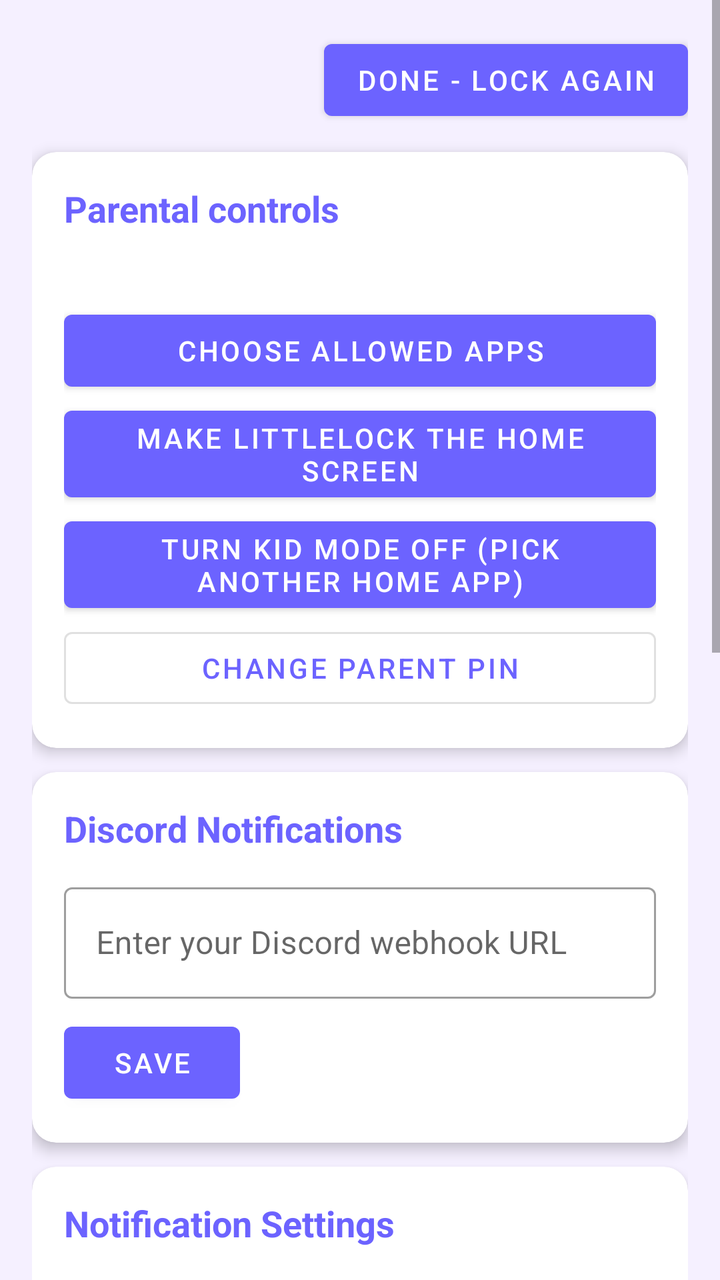
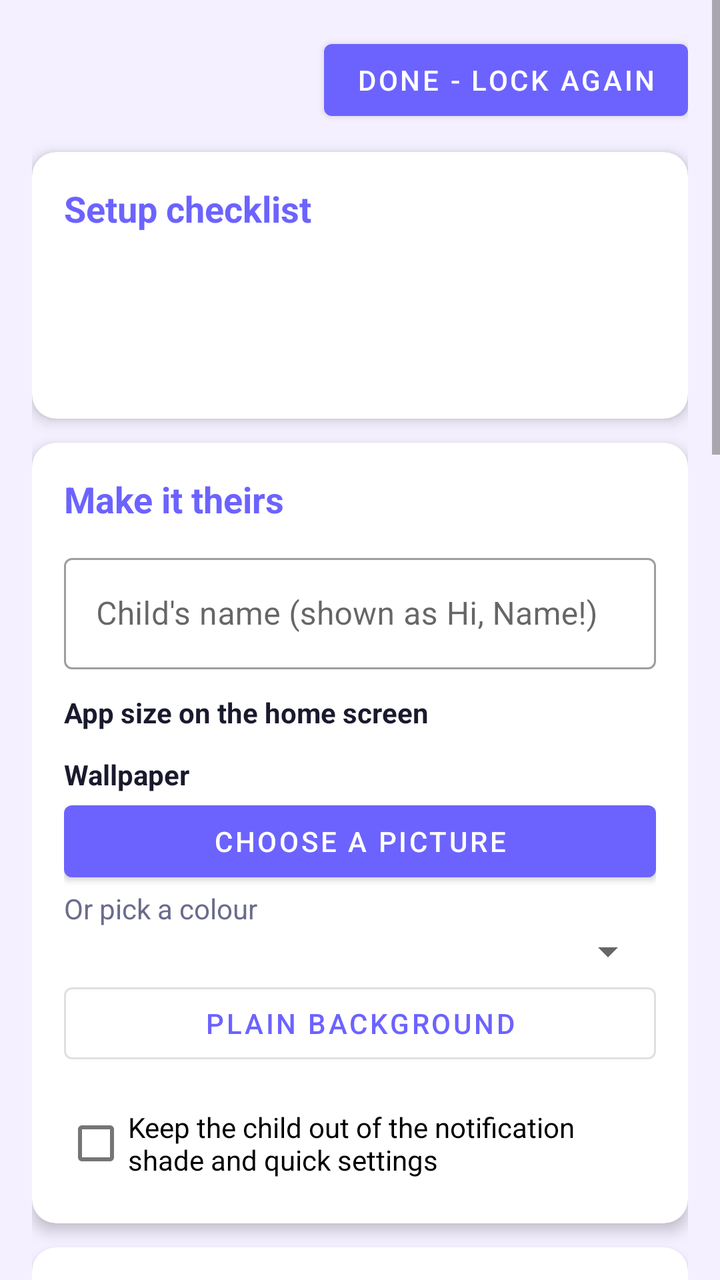

Screens rendered from an Android XML layout before and after an edit, with the pre-edit source and the edit as a unified diff.
<!-- AndroidManifest.xml: activity theme Theme.LittleLock.Settings -->
<!-- res/layout/activity_settings.xml -->
<?xml version="1.0" encoding="utf-8"?>
<ScrollView xmlns:android="http://schemas.android.com/apk/res/android"
    xmlns:app="http://schemas.android.com/apk/res-auto"
    android:layout_width="match_parent"
    android:layout_height="match_parent"
    android:background="@color/littlelock_background">

      <LinearLayout
          android:layout_width="match_parent"
          android:layout_height="wrap_content"
          android:orientation="vertical"
          android:padding="16dp">

          
          <Button
              android:id="@+id/btnBack"
              android:layout_width="wrap_content"
              android:layout_height="wrap_content"
              android:layout_gravity="end"
              android:layout_marginBottom="12dp"
              android:text="@string/settings_done" />

          
        <com.google.android.material.card.MaterialCardView
            android:layout_width="match_parent"
            android:layout_height="wrap_content"
            android:layout_marginBottom="12dp"
            app:cardCornerRadius="12dp"
            app:cardElevation="4dp">

            <LinearLayout
                android:layout_width="match_parent"
                android:layout_height="wrap_content"
                android:orientation="vertical"
                android:padding="16dp">

                <TextView
                    android:layout_width="wrap_content"
                    android:layout_height="wrap_content"
                    android:text="@string/settings_parental"
                    android:textColor="@color/littlelock_primary"
                    android:textSize="18sp"
                    android:textStyle="bold" />

                <TextView
                    android:id="@+id/tvKidModeStatus"
                    android:layout_width="wrap_content"
                    android:layout_height="wrap_content"
                    android:layout_marginTop="8dp"
                    android:textColor="@color/littlelock_text_secondary" />

                <Button
                    android:id="@+id/btnAllowedApps"
                    android:layout_width="match_parent"
                    android:layout_height="wrap_content"
                    android:layout_marginTop="8dp"
                    android:text="@string/settings_allowed_apps" />

                <Button
                    android:id="@+id/btnSetHome"
                    android:layout_width="match_parent"
                    android:layout_height="wrap_content"
                    android:text="@string/settings_set_home" />

                <Button
                    android:id="@+id/btnKidMode"
                    android:layout_width="match_parent"
                    android:layout_height="wrap_content"
                    android:text="@string/settings_kid_mode_off" />

                <Button
                    android:id="@+id/btnChangePin"
                    android:layout_width="match_parent"
                    android:layout_height="wrap_content"
                    style="@style/Widget.MaterialComponents.Button.OutlinedButton"
                    android:text="@string/settings_change_pin" />

            </LinearLayout>
        </com.google.android.material.card.MaterialCardView>

        
        <com.google.android.material.card.MaterialCardView
            android:layout_width="match_parent"
            android:layout_height="wrap_content"
            android:layout_marginBottom="12dp"
            app:cardCornerRadius="12dp"
            app:cardElevation="4dp">

            <LinearLayout
                android:layout_width="match_parent"
                android:layout_height="wrap_content"
                android:orientation="vertical"
                android:padding="16dp">

                <TextView
                    android:layout_width="wrap_content"
                    android:layout_height="wrap_content"
                    android:text="@string/settings_discord"
                    android:textColor="@color/littlelock_primary"
                    android:textSize="18sp"
                    android:textStyle="bold" />

                <com.google.android.material.textfield.TextInputLayout
                    android:layout_width="match_parent"
                    android:layout_height="wrap_content"
                    android:layout_marginTop="12dp"
                    style="@style/Widget.MaterialComponents.TextInputLayout.OutlinedBox">

                    <com.google.android.material.textfield.TextInputEditText
                        android:id="@+id/etWebhookUrl"
                        android:layout_width="match_parent"
                        android:layout_height="wrap_content"
                        android:hint="@string/settings_discord_webhook_hint"
                        android:inputType="textUri" />
                </com.google.android.material.textfield.TextInputLayout>

                <Button
                    android:id="@+id/btnSaveWebhook"
                    android:layout_width="wrap_content"
                    android:layout_height="wrap_content"
                    android:layout_marginTop="8dp"
                    android:text="@string/settings_discord_save" />

            </LinearLayout>
        </com.google.android.material.card.MaterialCardView>

        
        <com.google.android.material.card.MaterialCardView
            android:layout_width="match_parent"
            android:layout_height="wrap_content"
            android:layout_marginBottom="12dp"
            app:cardCornerRadius="12dp"
            app:cardElevation="4dp">

            <LinearLayout
                android:layout_width="match_parent"
                android:layout_height="wrap_content"
                android:orientation="vertical"
                android:padding="16dp">

                <TextView
                    android:layout_width="wrap_content"
                    android:layout_height="wrap_content"
                    android:text="@string/settings_notifications"
                    android:textColor="@color/littlelock_primary"
                    android:textSize="18sp"
                    android:textStyle="bold" />

                <com.google.android.material.checkbox.MaterialCheckBox
                    android:id="@+id/cbNotifAppLaunch"
                    android:layout_width="wrap_content"
                    android:layout_height="wrap_content"
                    android:layout_marginTop="12dp"
                    android:text="@string/settings_notif_app_launch" />

                <com.google.android.material.checkbox.MaterialCheckBox
                    android:id="@+id/cbNotifDailySummary"
                    android:layout_width="wrap_content"
                    android:layout_height="wrap_content"
                    android:text="@string/settings_notif_daily_summary" />

                <com.google.android.material.checkbox.MaterialCheckBox
                    android:id="@+id/cbNotifBlockedApps"
                    android:layout_width="wrap_content"
                    android:layout_height="wrap_content"
                    android:text="@string/settings_notif_blocked_apps" />

            </LinearLayout>
        </com.google.android.material.card.MaterialCardView>

        
        <com.google.android.material.card.MaterialCardView
            android:layout_width="match_parent"
            android:layout_height="wrap_content"
            android:layout_marginBottom="12dp"
            app:cardCornerRadius="12dp"
            app:cardElevation="4dp">

            <LinearLayout
                android:layout_width="match_parent"
                android:layout_height="wrap_content"
                android:orientation="vertical"
                android:padding="16dp">

                <TextView
                    android:layout_width="wrap_content"
                    android:layout_height="wrap_content"
                    android:text="@string/settings_device_admin"
                    android:textColor="@color/littlelock_primary"
                    android:textSize="18sp"
                    android:textStyle="bold" />

                <Button
                    android:id="@+id/btnEnableDeviceAdmin"
                    android:layout_width="wrap_content"
                    android:layout_height="wrap_content"
                    android:layout_marginTop="8dp"
                    android:text="@string/settings_device_admin_enable" />

            </LinearLayout>
        </com.google.android.material.card.MaterialCardView>

        
        <com.google.android.material.card.MaterialCardView
            android:layout_width="match_parent"
            android:layout_height="wrap_content"
            android:layout_marginBottom="12dp"
            app:cardCornerRadius="12dp"
            app:cardElevation="4dp">

            <LinearLayout
                android:layout_width="match_parent"
                android:layout_height="wrap_content"
                android:orientation="vertical"
                android:padding="16dp">

                <TextView
                    android:layout_width="wrap_content"
                    android:layout_height="wrap_content"
                    android:text="@string/settings_accessibility"
                    android:textColor="@color/littlelock_primary"
                    android:textSize="18sp"
                    android:textStyle="bold" />

                <TextView
                    android:id="@+id/tvAccessibilityStatus"
                    android:layout_width="wrap_content"
                    android:layout_height="wrap_content"
                    android:layout_marginTop="8dp"
                    android:text="@string/settings_accessibility_explain"
                    android:textColor="@color/littlelock_text_secondary" />

                <Button
                    android:id="@+id/btnEnableAccessibility"
                    android:layout_width="wrap_content"
                    android:layout_height="wrap_content"
                    android:layout_marginTop="8dp"
                    android:text="@string/settings_accessibility_enable" />

            </LinearLayout>
        </com.google.android.material.card.MaterialCardView>

        
        <com.google.android.material.card.MaterialCardView
            android:layout_width="match_parent"
            android:layout_height="wrap_content"
            app:cardCornerRadius="12dp"
            app:cardElevation="4dp">

            <LinearLayout
                android:layout_width="match_parent"
                android:layout_height="wrap_content"
                android:orientation="vertical"
                android:padding="16dp">

                <TextView
                    android:layout_width="wrap_content"
                    android:layout_height="wrap_content"
                    android:text="@string/settings_about"
                    android:textColor="@color/littlelock_primary"
                    android:textSize="18sp"
                    android:textStyle="bold" />

                <TextView
                    android:id="@+id/tvVersion"
                    android:layout_width="wrap_content"
                    android:layout_height="wrap_content"
                    android:layout_marginTop="8dp"
                    android:text="@string/settings_version"
                    android:textColor="@color/littlelock_text_secondary" />
            </LinearLayout>
        </com.google.android.material.card.MaterialCardView>

    </LinearLayout>
</ScrollView>
<!-- resources referenced by this layout -->
<resources>
  <color name="littlelock_background">#FFF5F0FF</color>
  <color name="littlelock_primary">#FF6C63FF</color>
  <color name="littlelock_text_secondary">#FF6B6B8D</color>
  <string name="settings_about">About</string>
  <string name="settings_accessibility">Block other apps</string>
  <string name="settings_accessibility_enable">Turn on blocking (Accessibility)</string>
  <string name="settings_accessibility_explain">Off: an app that isn\'t allowed could still be opened another way (for example from a notification). Turn on LittleLock under Accessibility so any app that isn\'t allowed goes straight back to the home screen.</string>
  <string name="settings_allowed_apps">Choose allowed apps</string>
  <string name="settings_change_pin">Change parent PIN</string>
  <string name="settings_device_admin">Device Admin</string>
  <string name="settings_device_admin_enable">Enable Device Admin</string>
  <string name="settings_discord">Discord Notifications</string>
  <string name="settings_discord_save">Save</string>
  <string name="settings_discord_webhook_hint">Enter your Discord webhook URL</string>
  <string name="settings_done">Done - lock again</string>
  <string name="settings_kid_mode_off">Turn kid mode off (pick another home app)</string>
  <string name="settings_notif_app_launch">Notify on app launch</string>
  <string name="settings_notif_blocked_apps">Notify on blocked app attempts</string>
  <string name="settings_notif_daily_summary">Daily usage summary</string>
  <string name="settings_notifications">Notification Settings</string>
  <string name="settings_parental">Parental controls</string>
  <string name="settings_set_home">Make LittleLock the home screen</string>
  <string name="settings_version">Version %s</string>
  <style name="Theme.LittleLock.Settings" parent="Theme.MaterialComponents.Light.DarkActionBar">
          <item name="colorPrimary">@color/littlelock_primary</item>
          <item name="colorPrimaryVariant">@color/littlelock_primary_dark</item>
          <item name="colorOnPrimary">@color/white</item>
          <item name="colorSecondary">@color/littlelock_accent</item>
          <item name="android:colorBackground">@color/littlelock_background</item>
          <item name="android:statusBarColor">@color/littlelock_primary_dark</item>
      </style>
  <color name="littlelock_primary_dark">#FF544DB7</color>
  <color name="white">#FFFFFFFF</color>
  <color name="littlelock_accent">#FF00C9A7</color>
</resources>

<!-- the commit's change to res/layout/activity_settings.xml (unified diff, before → after) -->
@@ -20,6 +20,143 @@
               android:layout_marginBottom="12dp"
               android:text="@string/settings_done" />
 
+        
+        <com.google.android.material.card.MaterialCardView
+            android:layout_width="match_parent"
+            android:layout_height="wrap_content"
+            android:layout_marginBottom="12dp"
+            app:cardCornerRadius="12dp"
+            app:cardElevation="4dp">
+
+            <LinearLayout
+                android:layout_width="match_parent"
+                android:layout_height="wrap_content"
+                android:orientation="vertical"
+                android:padding="16dp">
+
+                <TextView
+                    android:layout_width="wrap_content"
+                    android:layout_height="wrap_content"
+                    android:text="@string/settings_setup"
+                    android:textColor="@color/littlelock_primary"
+                    android:textSize="18sp"
+                    android:textStyle="bold" />
+
+                <TextView
+                    android:id="@+id/tvSetupHome"
+                    android:layout_width="match_parent"
+                    android:layout_height="wrap_content"
+                    android:layout_marginTop="8dp"
+                    android:textColor="@color/littlelock_text_primary" />
+
+                <TextView
+                    android:id="@+id/tvSetupAccess"
+                    android:layout_width="match_parent"
+                    android:layout_height="wrap_content"
+                    android:layout_marginTop="6dp"
+                    android:textColor="@color/littlelock_text_primary" />
+
+                <TextView
+                    android:id="@+id/tvSetupAdmin"
+                    android:layout_width="match_parent"
+                    android:layout_height="wrap_content"
+                    android:layout_marginTop="6dp"
+                    android:textColor="@color/littlelock_text_primary" />
+            </LinearLayout>
+        </com.google.android.material.card.MaterialCardView>
+
+        
+        <com.google.android.material.card.MaterialCardView
+            android:layout_width="match_parent"
+            android:layout_height="wrap_content"
+            android:layout_marginBottom="12dp"
+            app:cardCornerRadius="12dp"
+            app:cardElevation="4dp">
+
+            <LinearLayout
+                android:layout_width="match_parent"
+                android:layout_height="wrap_content"
+                android:orientation="vertical"
+                android:padding="16dp">
+
+                <TextView
+                    android:layout_width="wrap_content"
+                    android:layout_height="wrap_content"
+                    android:text="@string/settings_look"
+                    android:textColor="@color/littlelock_primary"
+                    android:textSize="18sp"
+                    android:textStyle="bold" />
+
+                <com.google.android.material.textfield.TextInputLayout
+                    android:layout_width="match_parent"
+                    android:layout_height="wrap_content"
+                    android:layout_marginTop="12dp"
+                    style="@style/Widget.MaterialComponents.TextInputLayout.OutlinedBox">
+
+                    <com.google.android.material.textfield.TextInputEditText
+                        android:id="@+id/etKidName"
+                        android:layout_width="match_parent"
+                        android:layout_height="wrap_content"
+                        android:hint="@string/settings_kid_name_hint"
+                        android:inputType="textPersonName|textCapWords"
+                        android:maxLength="24" />
+                </com.google.android.material.textfield.TextInputLayout>
+
+                <TextView
+                    android:layout_width="wrap_content"
+                    android:layout_height="wrap_content"
+                    android:layout_marginTop="12dp"
+                    android:text="@string/settings_tile_size"
+                    android:textColor="@color/littlelock_text_primary"
+                    android:textStyle="bold" />
+
+                <RadioGroup
+                    android:id="@+id/rgTile"
+                    android:layout_width="match_parent"
+                    android:layout_height="wrap_content"
+                    android:orientation="vertical" />
+
+                <TextView
+                    android:layout_width="wrap_content"
+                    android:layout_height="wrap_content"
+                    android:layout_marginTop="12dp"
+                    android:text="@string/settings_wallpaper"
+                    android:textColor="@color/littlelock_text_primary"
+                    android:textStyle="bold" />
+
+                <Button
+                    android:id="@+id/btnPickWallpaper"
+                    android:layout_width="match_parent"
+                    android:layout_height="wrap_content"
+                    android:text="@string/settings_wallpaper_pick" />
+
+                <TextView
+                    android:layout_width="wrap_content"
+                    android:layout_height="wrap_content"
+                    android:text="@string/settings_wallpaper_color"
+                    android:textColor="@color/littlelock_text_secondary" />
+
+                <Spinner
+                    android:id="@+id/spWallColor"
+                    android:layout_width="match_parent"
+                    android:layout_height="wrap_content" />
+
+                <Button
+                    android:id="@+id/btnClearWallpaper"
+                    android:layout_width="match_parent"
+                    android:layout_height="wrap_content"
+                    style="@style/Widget.MaterialComponents.Button.OutlinedButton"
+                    android:text="@string/settings_wallpaper_clear" />
+
+                <com.google.android.material.checkbox.MaterialCheckBox
+                    android:id="@+id/cbBlockShade"
+                    android:layout_width="match_parent"
+                    android:layout_height="wrap_content"
+                    android:layout_marginTop="12dp"
+                    android:text="@string/settings_block_shade" />
+            </LinearLayout>
+        </com.google.android.material.card.MaterialCardView>
+
           
         <com.google.android.material.card.MaterialCardView
             android:layout_width="match_parent"
<!-- resource entries referenced after the edit -->
@@ -2,12 +2,14 @@
 <resources>
   <color name="littlelock_background">#FFF5F0FF</color>
   <color name="littlelock_primary">#FF6C63FF</color>
+  <color name="littlelock_text_primary">#FF1A1A2E</color>
   <color name="littlelock_text_secondary">#FF6B6B8D</color>
   <string name="settings_about">About</string>
   <string name="settings_accessibility">Block other apps</string>
   <string name="settings_accessibility_enable">Turn on blocking (Accessibility)</string>
   <string name="settings_accessibility_explain">Off: an app that isn\'t allowed could still be opened another way (for example from a notification). Turn on LittleLock under Accessibility so any app that isn\'t allowed goes straight back to the home screen.</string>
   <string name="settings_allowed_apps">Choose allowed apps</string>
+  <string name="settings_block_shade">Keep the child out of the notification shade and quick settings</string>
   <string name="settings_change_pin">Change parent PIN</string>
   <string name="settings_device_admin">Device Admin</string>
   <string name="settings_device_admin_enable">Enable Device Admin</string>
@@ -16,13 +18,21 @@
   <string name="settings_discord_webhook_hint">Enter your Discord webhook URL</string>
   <string name="settings_done">Done - lock again</string>
   <string name="settings_kid_mode_off">Turn kid mode off (pick another home app)</string>
+  <string name="settings_kid_name_hint">Child\'s name (shown as "Hi, Name!")</string>
+  <string name="settings_look">Make it theirs</string>
   <string name="settings_notif_app_launch">Notify on app launch</string>
   <string name="settings_notif_blocked_apps">Notify on blocked app attempts</string>
   <string name="settings_notif_daily_summary">Daily usage summary</string>
   <string name="settings_notifications">Notification Settings</string>
   <string name="settings_parental">Parental controls</string>
   <string name="settings_set_home">Make LittleLock the home screen</string>
+  <string name="settings_setup">Setup checklist</string>
+  <string name="settings_tile_size">App size on the home screen</string>
   <string name="settings_version">Version %s</string>
+  <string name="settings_wallpaper">Wallpaper</string>
+  <string name="settings_wallpaper_clear">Plain background</string>
+  <string name="settings_wallpaper_color">Or pick a colour</string>
+  <string name="settings_wallpaper_pick">Choose a picture</string>
   <style name="Theme.LittleLock.Settings" parent="Theme.MaterialComponents.Light.DarkActionBar">
           <item name="colorPrimary">@color/littlelock_primary</item>
           <item name="colorPrimaryVariant">@color/littlelock_primary_dark</item>
